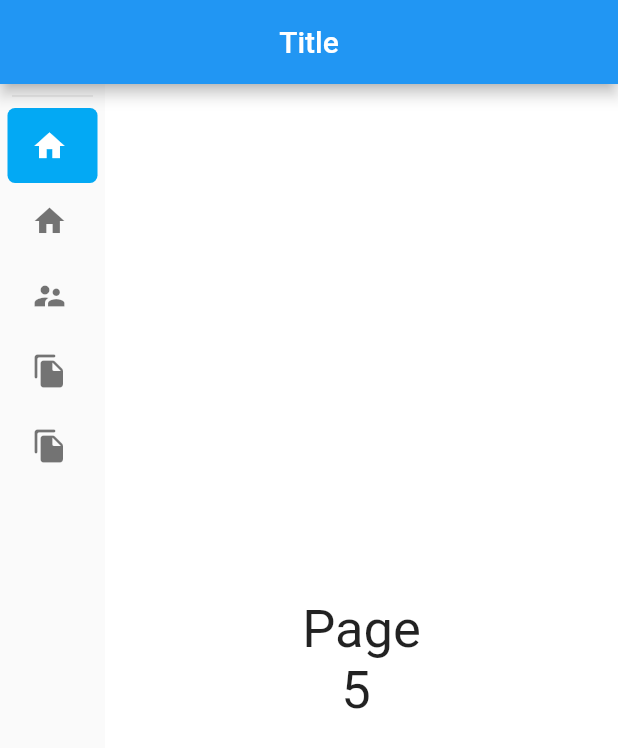
After one commit to HasiruNMP/FoodOrderDeliverySystem, a Flutter app: the NavigationView screen opened directly, swiped to page 5, on a phone screen of 412 x 824 dp. The commit adds this screen. Shown: the top 748 px of the screen. Run offline on Flutter 3.47's test engine with Material 2 defaults, Android fonts, the light colour scheme and no system bars; drawn by our look-alikes of easy_sidemenu; our stand-ins replace firebase_core, flutter_otp_text_field; accounts and stored records are empty.

Commit message:
navigation

```diff
--- a/shopapp/lib/main.dart
+++ b/shopapp/lib/main.dart
@@ -1,6 +1,7 @@
 import 'package:flutter/material.dart';
 import 'package:shopapp/view/homeview.dart';
 import 'package:shopapp/view/menuview.dart';
+import 'package:shopapp/view/navigationview.dart';
 
 void main() {
   runApp(const MyApp());
@@ -18,7 +19,7 @@ class MyApp extends StatelessWidget {
 
         primarySwatch: Colors.blue,
       ),
-      home: const MenuView(),
+      home: const NavigationView(),
     );
   }
 }
--- /dev/null
+++ b/shopapp/lib/view/deliveryview.dart
@@ -0,0 +1,15 @@
+import 'package:flutter/material.dart';
+
+class DeliveryView extends StatefulWidget {
+  const DeliveryView({Key? key}) : super(key: key);
+
+  @override
+  State<DeliveryView> createState() => _DeliveryViewState();
+}
+
+class _DeliveryViewState extends State<DeliveryView> {
+  @override
+  Widget build(BuildContext context) {
+    return Container();
+  }
+}
--- /dev/null
+++ b/shopapp/lib/view/navigationview.dart
@@ -0,0 +1,131 @@
+import 'package:flutter/material.dart';
+import 'package:easy_sidemenu/easy_sidemenu.dart';
+import 'package:shopapp/view/deliveryview.dart';
+import 'package:shopapp/view/menuview.dart';
+import 'package:shopapp/view/newordersview.dart';
+import 'package:shopapp/view/ordersview.dart';
+
+class NavigationView extends StatefulWidget {
+  const NavigationView({Key? key}) : super(key: key);
+
+  @override
+  State<NavigationView> createState() => _NavigationViewState();
+}
+
+class _NavigationViewState extends State<NavigationView> {
+  PageController page = PageController();
+  @override
+  Widget build(BuildContext context) {
+    return Scaffold(
+      appBar: AppBar(
+        title: Text('Title'),
+        centerTitle: true,
+      ),
+      body: Row(
+        mainAxisAlignment: MainAxisAlignment.start,
+        children: [
+          SideMenu(
+            controller: page,
+            style: SideMenuStyle(
+              displayMode: SideMenuDisplayMode.auto,
+              hoverColor: Colors.blue[100],
+              selectedColor: Colors.lightBlue,
+              selectedTitleTextStyle: TextStyle(color: Colors.white),
+              selectedIconColor: Colors.white,
+              // backgroundColor: Colors.amber
+              // openSideMenuWidth: 200
+            ),
+            title: Column(
+              children: [
+                ConstrainedBox(
+                  constraints: BoxConstraints(
+                    maxHeight: 150,
+                    maxWidth: 150,
+                  ),
+                  //child: Image.network('https://firebasestorage.googleapis.com/v0/b/ddhprr-fods.appspot.com/o/common%2Flogo.png?alt=media&token=908ad592-fd14-4ae1-b2ce-2d95e85eca75'),
+                ),
+                Divider(
+                  indent: 8.0,
+                  endIndent: 8.0,
+                ),
+              ],
+            ),
+            footer: Padding(
+              padding: const EdgeInsets.all(8.0),
+              child: Text(
+                'mohada',
+                style: TextStyle(fontSize: 15),
+              ),
+            ),
+            items: [
+              SideMenuItem(
+                priority: 0,
+                title: 'NEW ORDERS',
+                onTap: () {page.jumpToPage(0);},
+                icon: Icon(Icons.home),
+              ),
+              SideMenuItem(
+                priority: 1,
+                title: 'ORDERS',
+                onTap: () {page.jumpToPage(1);},
+                icon: Icon(Icons.home),
+              ),
+              SideMenuItem(
+                priority: 2,
+                title: 'MENU',
+                onTap: () {page.jumpToPage(2);},
+                icon: Icon(Icons.supervisor_account),
+              ),
+              SideMenuItem(
+                priority: 3,
+                title: 'DELIVERY',
+                onTap: () {page.jumpToPage(3);},
+                icon: Icon(Icons.file_copy_rounded),
+              ),
+              SideMenuItem(
+                priority: 4,
+                title: 'Logout',
+                onTap: () {},
+                icon: Icon(Icons.file_copy_rounded),
+              ),
+            ],
+          ),
+          Expanded(
+            child: PageView(
+              controller: page,
+              children: [
+                Container(
+                  color: Colors.white,
+                  child: NewOrdersView(),
+                ),
+                Container(
+                  color: Colors.white,
+                  child: OrdersView(),
+                ),
+                Container(
+                  color: Colors.white,
+                  child: MenuView(),
+                ),
+                Container(
+                  color: Colors.white,
+                  child: Center(
+                    child: DeliveryView()
+                  ),
+                ),
+                Container(
+                  color: Colors.white,
+                  child: Center(
+                    child: Text(
+                      'Page\n   5',
+                      style: TextStyle(fontSize: 35),
+                    ),
+                  ),
+                ),
+              ],
+            ),
+          ),
+        ],
+      ),
+    );
+  }
+}
--- a/shopapp/pubspec.yaml
+++ b/shopapp/pubspec.yaml
@@ -34,6 +34,8 @@ dependencies:
   # The following adds the Cupertino Icons font to your application.
   # Use with the CupertinoIcons class for iOS style icons.
   cupertino_icons: ^1.0.2
+  firebase_core: ^1.13.1
+  easy_sidemenu: ^0.2.0
 
 dev_dependencies:
   flutter_test:
```
Also changed, not shown: deliveryapp/lib/view/deliverview.dart (+5 -5 lines), shopapp/pubspec.lock.
